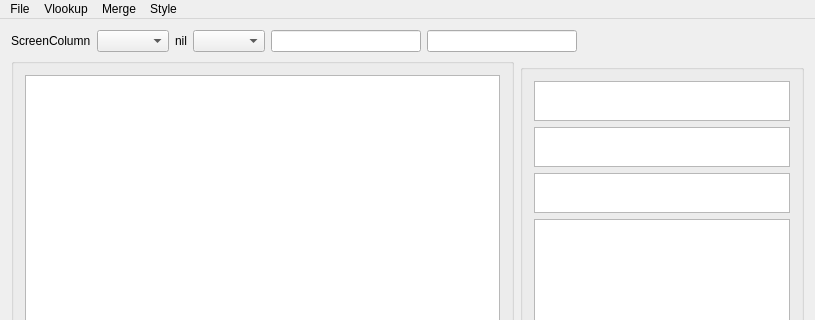
Before: the Qt Designer form modulesUI/main_ui.ui in tansen87/DataAnalysisForWork, drawn with Qt 5; both pictures show x 0 to 815 and y 0 to 320 of the 815 by 895 pixel window.
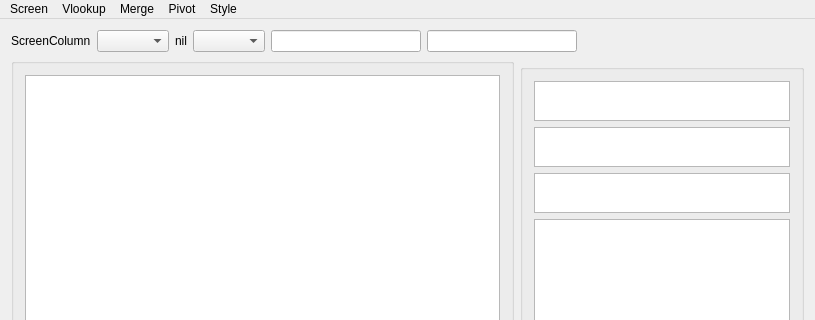
After: the same form once the commit is applied.

```diff
--- a/modulesUI/main_ui.ui
+++ b/modulesUI/main_ui.ui
@@ -177,7 +177,7 @@
    </property>
    <widget class="QMenu" name="menuTest">
     <property name="title">
-     <string>File</string>
+     <string>Screen</string>
     </property>
     <addaction name="actionFile"/>
     <addaction name="actionCheckData"/>
@@ -209,9 +209,17 @@
     <addaction name="actionMergeSavePath"/>
     <addaction name="actionMergeFile"/>
    </widget>
+   <widget class="QMenu" name="menuPivot">
+    <property name="title">
+     <string>Pivot</string>
+    </property>
+    <addaction name="actionOpenPivotTable"/>
+    <addaction name="actionPivot"/>
+   </widget>
    <addaction name="menuTest"/>
    <addaction name="helpBtn"/>
    <addaction name="menuMerge"/>
+   <addaction name="menuPivot"/>
    <addaction name="menuStyle"/>
   </widget>
   <widget class="QStatusBar" name="statusBar"/>
```
Left out of the diff: 34 changed lines with no effect on the pictures.
